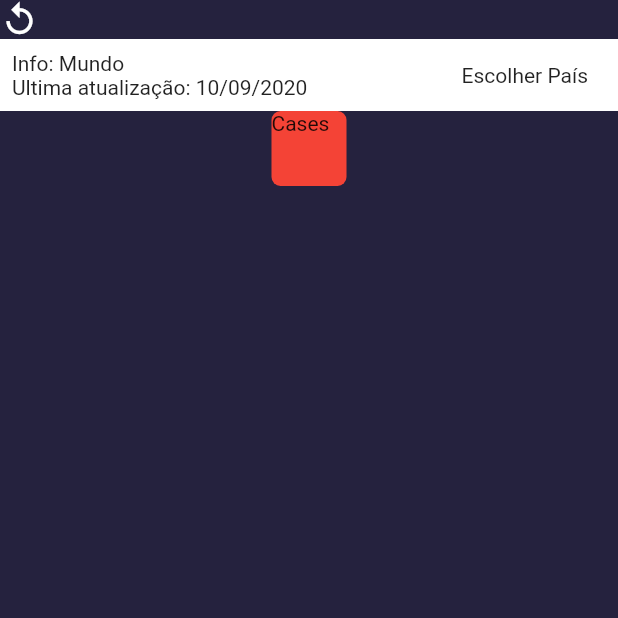
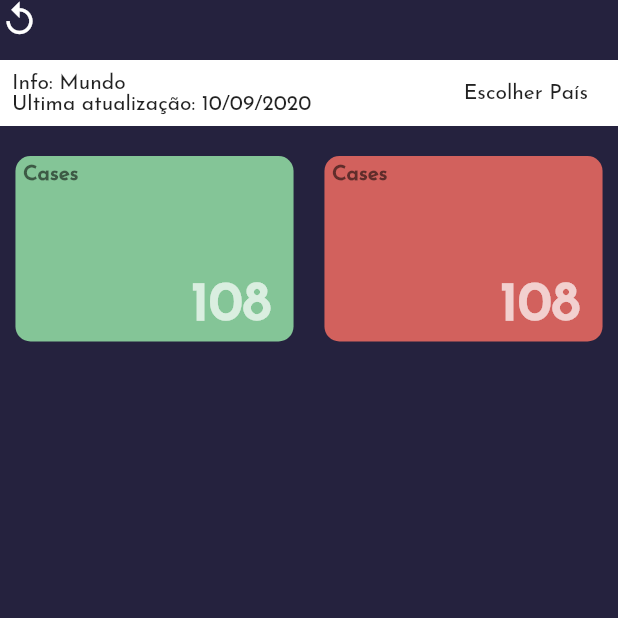
Before and after one commit to renankanu/app_covitando, a Flutter app: the screen it shows after launch, on a phone screen of 412 x 824 dp, the top half of it. Run offline on Flutter 3.47's test engine with Material 2 defaults, Android fonts, the phone set to English and light mode, and no system bars; our stand-ins replace dio, flutter_modular, mobx; generated files the repository leaves out were written again.

Commit message:
Feature - custom card created

```diff
--- a/lib/app/app_widget.dart
+++ b/lib/app/app_widget.dart
@@ -8,9 +8,7 @@ class AppWidget extends StatelessWidget {
       debugShowCheckedModeBanner: false,
       navigatorKey: Modular.navigatorKey,
       title: 'Covitando',
-      theme: ThemeData(
-        primarySwatch: Colors.blue,
-      ),
+      theme: ThemeData(fontFamily: 'JosefinSans'),
       initialRoute: '/',
       onGenerateRoute: Modular.generateRoute,
     );
--- a/lib/app/modules/home/home_page.dart
+++ b/lib/app/modules/home/home_page.dart
@@ -16,6 +16,8 @@ class HomePage extends StatefulWidget {
 class _HomePageState extends ModularState<HomePage, HomeController> {
   @override
   Widget build(BuildContext context) {
+    final height = MediaQuery.of(context).size.height;
+    final width = MediaQuery.of(context).size.width;
     SystemChrome.setSystemUIOverlayStyle(SystemUiOverlayStyle(
       statusBarBrightness: Brightness.dark,
     ));
@@ -32,6 +34,9 @@ class _HomePageState extends ModularState<HomePage, HomeController> {
                   color: Colors.white,
                 ),
               ],
+            ),
+            SizedBox(
+              height: 14,
             ),
             Container(
               color: Colors.white,
@@ -55,12 +60,27 @@ class _HomePageState extends ModularState<HomePage, HomeController> {
                 ),
               ),
             ),
-            CustomCard(
-              title: 'Cases',
-              value: '108',
-              width: 50,
-              height: 50,
+            SizedBox(
+              height: 20,
             ),
+            Row(
+              mainAxisAlignment: MainAxisAlignment.spaceAround,
+              children: [
+                CustomCard(
+                    title: 'Cases',
+                    value: '108',
+                    width: width * 0.45,
+                    height: height * 0.15,
+                    background: kDeYork),
+                CustomCard(
+                  title: 'Cases',
+                  value: '108',
+                  width: width * 0.45,
+                  height: height * 0.15,
+                  background: kChestnutRose,
+                ),
+              ],
+            )
           ],
         ),
       ),
--- a/lib/app/modules/home/widgets/custom_card.dart
+++ b/lib/app/modules/home/widgets/custom_card.dart
@@ -5,7 +5,7 @@ class CustomCard extends StatelessWidget {
   final String value;
   final double width;
   final double height;
-  final Colors background;
+  final Color background;
 
   const CustomCard(
       {Key key,
@@ -19,15 +19,41 @@ class CustomCard extends StatelessWidget {
   @override
   Widget build(BuildContext context) {
     return Container(
+      padding: EdgeInsets.all(5),
       width: width,
       height: height,
       decoration: BoxDecoration(
-        color: Colors.red,
+        color: background,
         borderRadius: BorderRadius.all(
-          Radius.circular(6),
+          Radius.circular(10),
         ),
       ),
-      child: Text(title),
+      child: Stack(
+        children: [
+          Positioned(
+            child: Text(
+              title,
+              style: TextStyle(
+                fontWeight: FontWeight.bold,
+                fontSize: 14,
+                color: Colors.black54,
+              ),
+            ),
+          ),
+          Positioned(
+            bottom: 0,
+            right: 10,
+            child: Text(
+              value,
+              style: TextStyle(
+                fontWeight: FontWeight.bold,
+                fontSize: 36,
+                color: Colors.white70,
+              ),
+            ),
+          )
+        ],
+      ),
     );
   }
 }
```
Also changed, not shown: pubspec.yaml (+8 -6 lines), assets/fonts/JosefinSans-Light.ttf (added), assets/fonts/JosefinSans-Medium.ttf (added), assets/fonts/JosefinSans-Regular.ttf (added).
